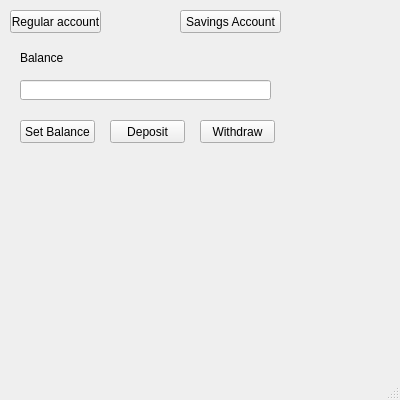
Above: gui.ui from cthieman1/Final_Project1 before the change. Below: the same form after it.
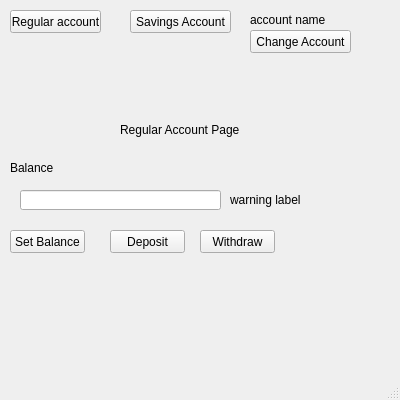
That is the form after the change. The open tabs and pages were chosen to show the change.

Commit message: added docstrings and added integration with csv file for accounts

The edit to the form file:
```diff
--- a/gui.ui
+++ b/gui.ui
@@ -42,7 +42,7 @@
    <widget class="QPushButton" name="saving_account_button">
     <property name="geometry">
      <rect>
-      <x>180</x>
+      <x>130</x>
       <y>10</y>
       <width>101</width>
       <height>23</height>
@@ -52,66 +52,199 @@
      <string>Savings Account</string>
     </property>
    </widget>
-   <widget class="QLabel" name="balance_label">
+   <widget class="QStackedWidget" name="stackedWidget">
     <property name="geometry">
      <rect>
-      <x>20</x>
-      <y>50</y>
-      <width>251</width>
-      <height>16</height>
+      <x>0</x>
+      <y>70</y>
+      <width>401</width>
+      <height>301</height>
      </rect>
     </property>
-    <property name="text">
-     <string>Balance</string>
+    <property name="currentIndex">
+     <number>2</number>
     </property>
+    <widget class="QWidget" name="reg_account_page">
+     <widget class="QPushButton" name="set_balance_button">
+      <property name="geometry">
+       <rect>
+        <x>10</x>
+        <y>160</y>
+        <width>75</width>
+        <height>23</height>
+       </rect>
+      </property>
+      <property name="text">
+       <string>Set Balance</string>
+      </property>
+     </widget>
+     <widget class="QPushButton" name="deposit_button">
+      <property name="geometry">
+       <rect>
+        <x>110</x>
+        <y>160</y>
+        <width>75</width>
+        <height>23</height>
+       </rect>
+      </property>
+      <property name="text">
+       <string>Deposit</string>
+      </property>
+     </widget>
+     <widget class="QLabel" name="balance_label">
+      <property name="geometry">
+       <rect>
+        <x>10</x>
+        <y>90</y>
+        <width>251</width>
+        <height>16</height>
+       </rect>
+      </property>
+      <property name="text">
+       <string>Balance</string>
+      </property>
+     </widget>
+     <widget class="QLineEdit" name="user_entry">
+      <property name="geometry">
+       <rect>
+        <x>20</x>
+        <y>120</y>
+        <width>201</width>
+        <height>20</height>
+       </rect>
+      </property>
+     </widget>
+     <widget class="QPushButton" name="withdraw_button">
+      <property name="geometry">
+       <rect>
+        <x>200</x>
+        <y>160</y>
+        <width>75</width>
+        <height>23</height>
+       </rect>
+      </property>
+      <property name="text">
+       <string>Withdraw</string>
+      </property>
+     </widget>
+     <widget class="QLabel" name="regular_account_lbl">
+      <property name="geometry">
+       <rect>
+        <x>120</x>
+        <y>50</y>
+        <width>141</width>
+        <height>20</height>
+       </rect>
+      </property>
+      <property name="text">
+       <string>Regular Account Page</string>
+      </property>
+     </widget>
+     <widget class="QLabel" name="warning_lbl">
+      <property name="geometry">
+       <rect>
+        <x>230</x>
+        <y>120</y>
+        <width>161</width>
+        <height>20</height>
+       </rect>
+      </property>
+      <property name="text">
+       <string>warning label</string>
+      </property>
+     </widget>
+    </widget>
+    <widget class="QWidget" name="savings_account_page">
+     <widget class="QLabel" name="saving_account_lbl">
+      <property name="geometry">
+       <rect>
+        <x>120</x>
+        <y>0</y>
+        <width>121</width>
+        <height>20</height>
+       </rect>
+      </property>
+      <property name="text">
+       <string>Savings Account Page</string>
+      </property>
+     </widget>
+    </widget>
+    <widget class="QWidget" name="account_page">
+     <widget class="QLabel" name="label">
+      <property name="geometry">
+       <rect>
+        <x>150</x>
+        <y>10</y>
+        <width>171</width>
+        <height>20</height>
+       </rect>
+      </property>
+      <property name="text">
+       <string>Account Page</string>
+      </property>
+     </widget>
+     <widget class="QLabel" name="enter_account_name_lbl">
+      <property name="geometry">
+       <rect>
+        <x>20</x>
+        <y>60</y>
+        <width>131</width>
+        <height>16</height>
+       </rect>
+      </property>
+      <property name="text">
+       <string>Enter Account Name</string>
+      </property>
+     </widget>
+     <widget class="QLineEdit" name="account_name_lnedit">
+      <property name="geometry">
+       <rect>
+        <x>20</x>
+        <y>80</y>
+        <width>241</width>
+        <height>20</height>
+       </rect>
+      </property>
+     </widget>
+     <widget class="QPushButton" name="set_name_btn">
+      <property name="geometry">
+       <rect>
+        <x>20</x>
+        <y>110</y>
+        <width>75</width>
+        <height>23</height>
+       </rect>
+      </property>
+      <property name="text">
+       <string>Set Name</string>
+      </property>
+     </widget>
+    </widget>
    </widget>
-   <widget class="QLineEdit" name="user_entry">
+   <widget class="QLabel" name="account_name_lbl">
     <property name="geometry">
      <rect>
-      <x>20</x>
-      <y>80</y>
-      <width>251</width>
+      <x>250</x>
+      <y>10</y>
+      <width>131</width>
       <height>20</height>
      </rect>
     </property>
-   </widget>
-   <widget class="QPushButton" name="set_balance_button">
-    <property name="geometry">
-     <rect>
-      <x>20</x>
-      <y>120</y>
-      <width>75</width>
-      <height>23</height>
-     </rect>
-    </property>
     <property name="text">
-     <string>Set Balance</string>
+     <string>account name</string>
     </property>
    </widget>
-   <widget class="QPushButton" name="deposit_button">
+   <widget class="QPushButton" name="change_account_btn">
     <property name="geometry">
      <rect>
-      <x>110</x>
-      <y>120</y>
-      <width>75</width>
+      <x>250</x>
+      <y>30</y>
+      <width>101</width>
       <height>23</height>
      </rect>
     </property>
     <property name="text">
-     <string>Deposit</string>
-    </property>
-   </widget>
-   <widget class="QPushButton" name="withdraw_button">
-    <property name="geometry">
-     <rect>
-      <x>200</x>
-      <y>120</y>
-      <width>75</width>
-      <height>23</height>
-     </rect>
-    </property>
-    <property name="text">
-     <string>Withdraw</string>
+     <string>Change Account</string>
     </property>
    </widget>
   </widget>
```
The commit also changes 3 other files.
